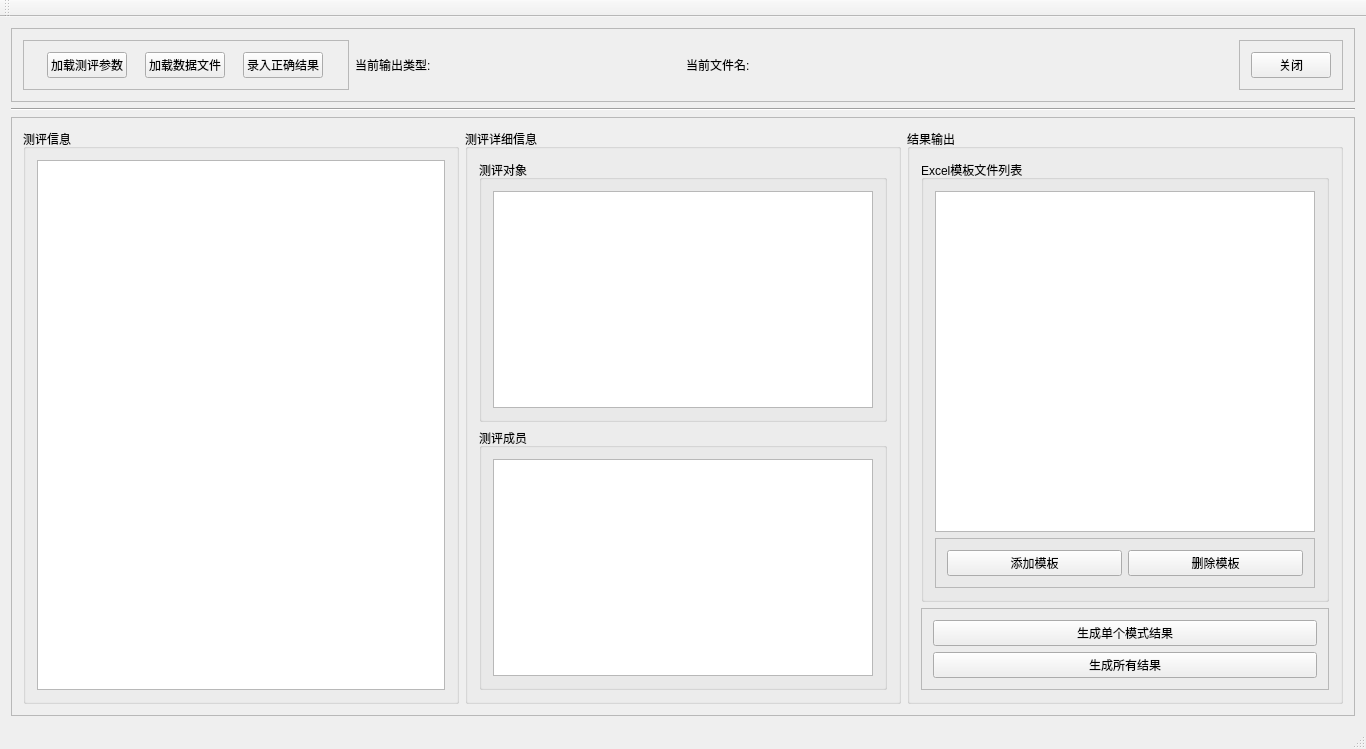
Qt form ES2EvaluationResultAnalyse.ui (zhouyiixiiang/ES2EvaluationAnalyze) before a commit.
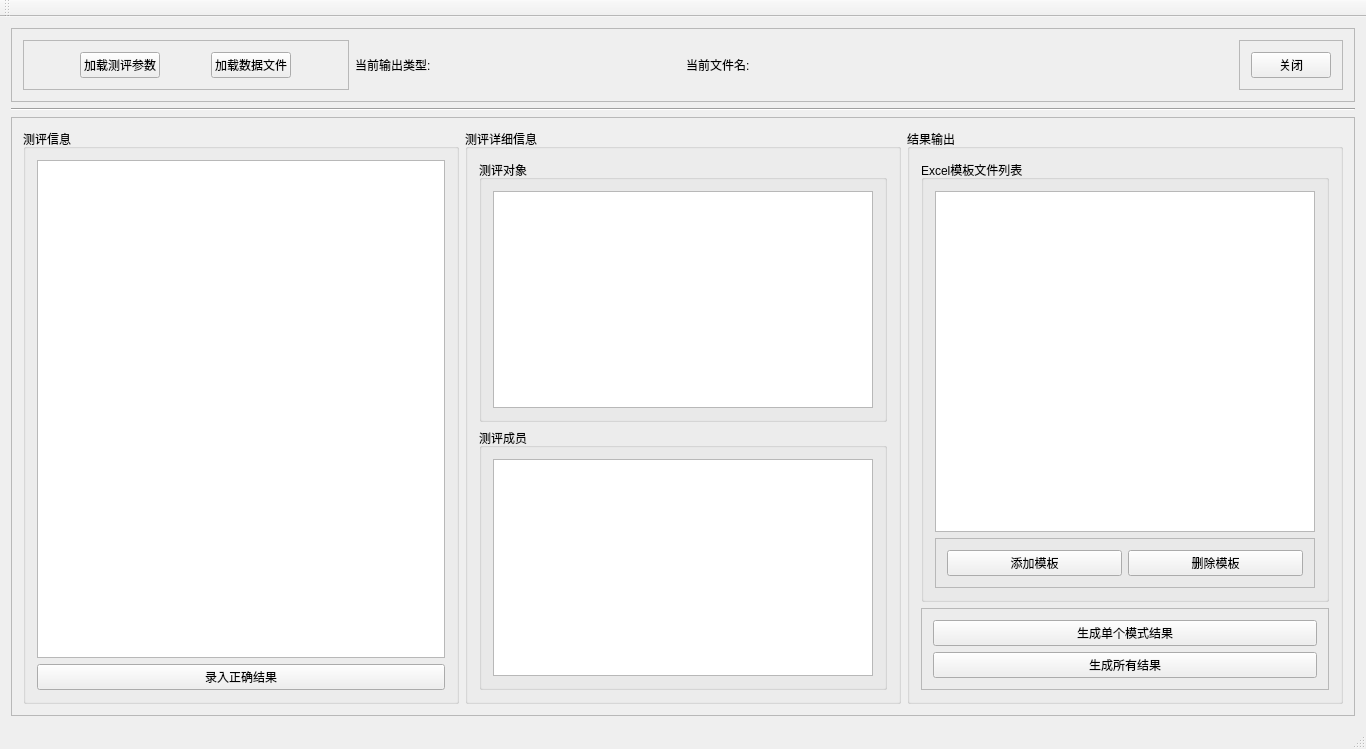
The same form after that commit.

Patch:
```diff
--- a/ES2EvaluationResultAnalyse.ui
+++ b/ES2EvaluationResultAnalyse.ui
@@ -65,19 +65,6 @@
             </property>
            </widget>
           </item>
-          <item>
-           <widget class="QPushButton" name="pushButton_7">
-            <property name="sizePolicy">
-             <sizepolicy hsizetype="Maximum" vsizetype="Fixed">
-              <horstretch>0</horstretch>
-              <verstretch>0</verstretch>
-             </sizepolicy>
-            </property>
-            <property name="text">
-             <string>录入正确结果</string>
-            </property>
-           </widget>
-          </item>
          </layout>
         </widget>
        </item>
@@ -154,6 +141,19 @@
           <item>
            <widget class="QTableView" name="tableView"/>
           </item>
+          <item>
+           <widget class="QPushButton" name="pushButton_7">
+            <property name="sizePolicy">
+             <sizepolicy hsizetype="Preferred" vsizetype="Fixed">
+              <horstretch>0</horstretch>
+              <verstretch>0</verstretch>
+             </sizepolicy>
+            </property>
+            <property name="text">
+             <string>录入正确结果</string>
+            </property>
+           </widget>
+          </item>
          </layout>
         </widget>
        </item>
```
